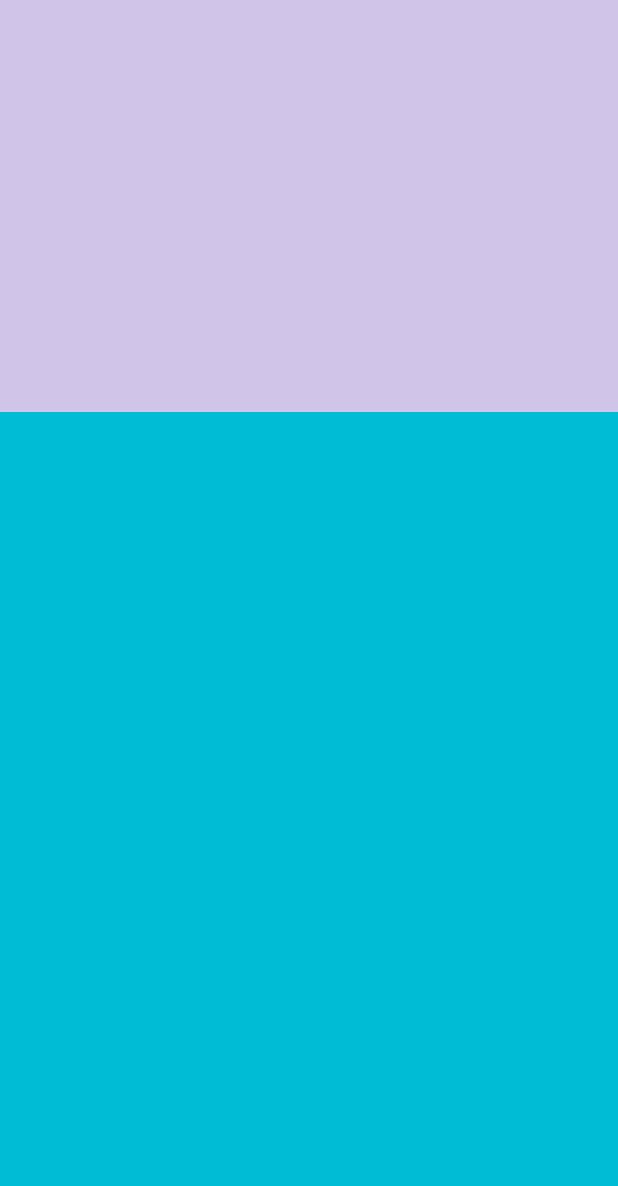
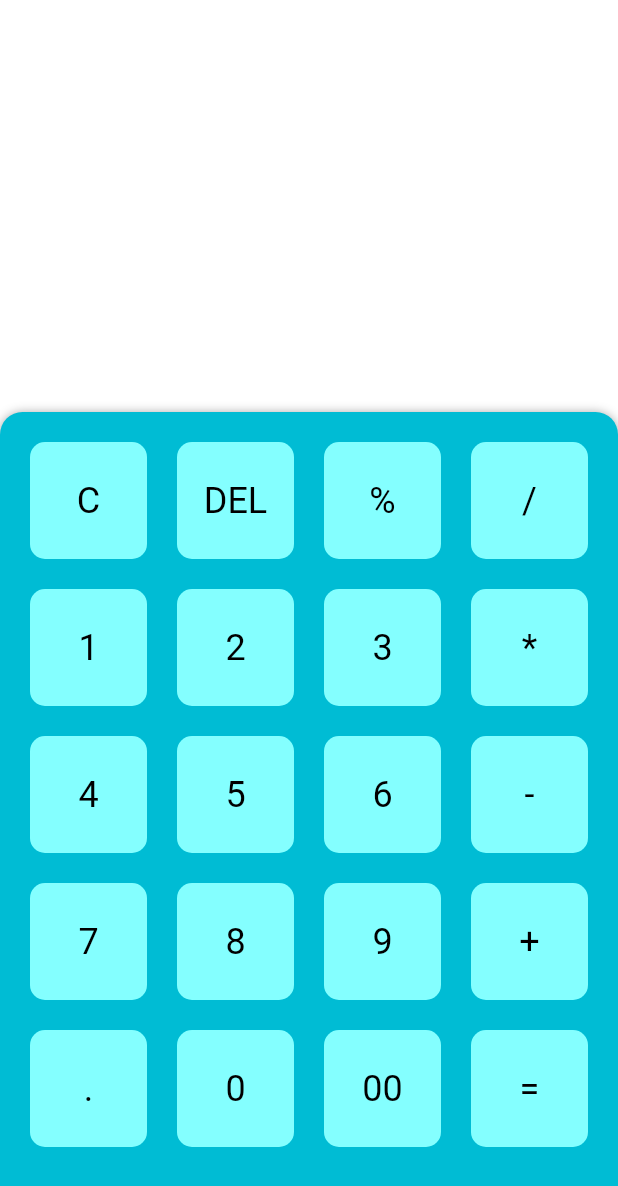
Before and after one commit to iamsurajdev/flutter-calculator, a Flutter app: the screen it shows after launch, on a phone screen of 412 x 824 dp. Shown: the top 1186 px of the screen. Run offline on Flutter 3.47's test engine with Material 2 defaults, Android fonts, the phone set to English and light mode, and no system bars.

Commit message:
use staticData in the grid and show buttons using button widget

```diff
--- a/lib/main.dart
+++ b/lib/main.dart
@@ -1,4 +1,7 @@
 import 'package:flutter/material.dart';
+
+import 'package:calculator/widget/button.dart';
+import 'package:calculator/utility/static_data.dart';
 
 void main() {
   runApp(MyApp());
@@ -23,7 +26,7 @@ class Calculator extends StatelessWidget {
   @override
   Widget build(BuildContext context) {
     return Scaffold(
-      backgroundColor: Colors.deepPurple[100],
+      backgroundColor: Colors.white,
       // appBar: AppBar(
       //   title: Text("Calculator"),
       // ),
@@ -31,10 +34,34 @@ class Calculator extends StatelessWidget {
         children: <Widget>[
           Expanded(flex: 1, child: Container()),
           Expanded(
-              flex: 2,
-              child: Container(
+            flex: 2,
+            child: Container(
+              padding: EdgeInsets.all(10),
+              decoration: BoxDecoration(
+                borderRadius: BorderRadius.vertical(top: Radius.circular(15.0)),
                 color: Colors.cyan,
-              )),
+                boxShadow: [
+                  BoxShadow(
+                    color: Colors.grey,
+                    offset: Offset(0.0, 1.0), //(x,y)
+                    blurRadius: 5.0,
+                  ),
+                ],
+              ),
+              child: GridView.builder(
+                itemCount: StaticData.buttonsData.length,
+                gridDelegate: SliverGridDelegateWithFixedCrossAxisCount(
+                    crossAxisCount: 4),
+                itemBuilder: (BuildContext context, int index) {
+                  return Button(
+                    backgroundColor: Colors.cyanAccent[100],
+                    buttonText: StaticData.buttonsData[index],
+                    textColor: Colors.black,
+                  );
+                },
+              ),
+            ),
+          ),
         ],
       ),
     );
```
